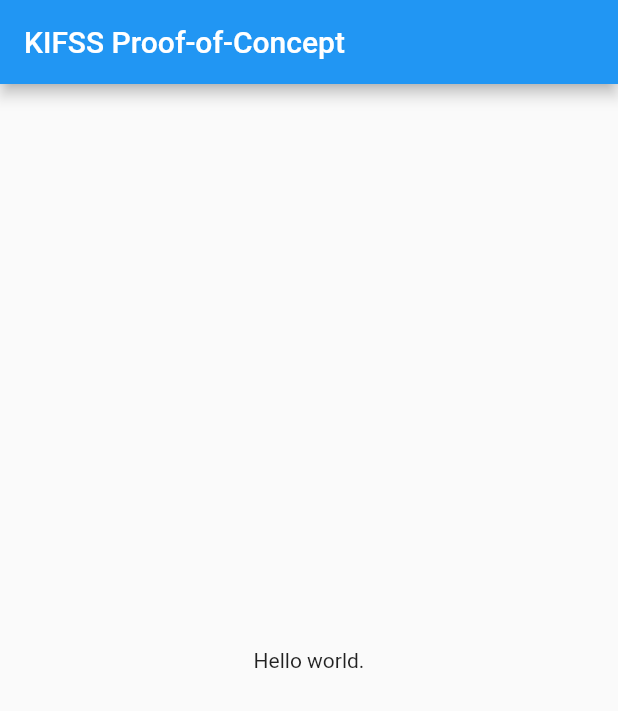
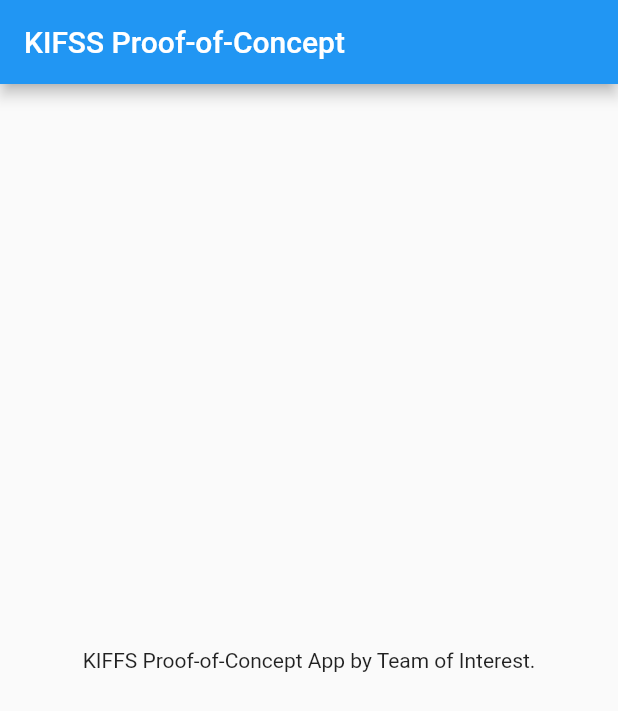
Before and after one commit to Sandalots/Team-of-Interest, a Flutter app: the screen it shows after launch, on a phone screen of 412 x 824 dp. Shown: the top 711 px of the screen. Run offline on Flutter 3.47's test engine with Material 2 defaults, Android fonts, the light colour scheme and no system bars.

Commit message:
Template text

```diff
--- a/kiffs_poc/lib/main.dart
+++ b/kiffs_poc/lib/main.dart
@@ -11,7 +11,9 @@ class MyApp extends StatelessWidget {
       title: 'KIFSS Proof-of-Concept',
       home: Scaffold(
         appBar: AppBar(title: Text('KIFSS Proof-of-Concept')),
-        body: const Center(child: Text('Hello world.')),
+        body: const Center(
+          child: Text('KIFFS Proof-of-Concept App by Team of Interest.'),
+        ),
       ),
       debugShowCheckedModeBanner: false,
     );
```
